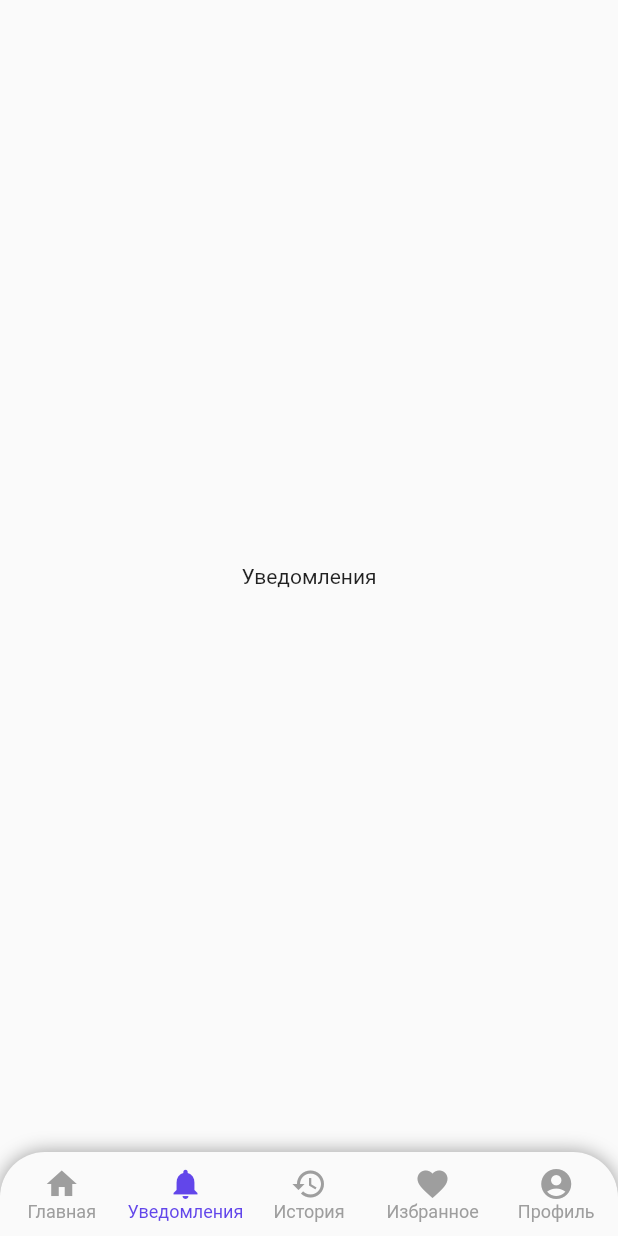
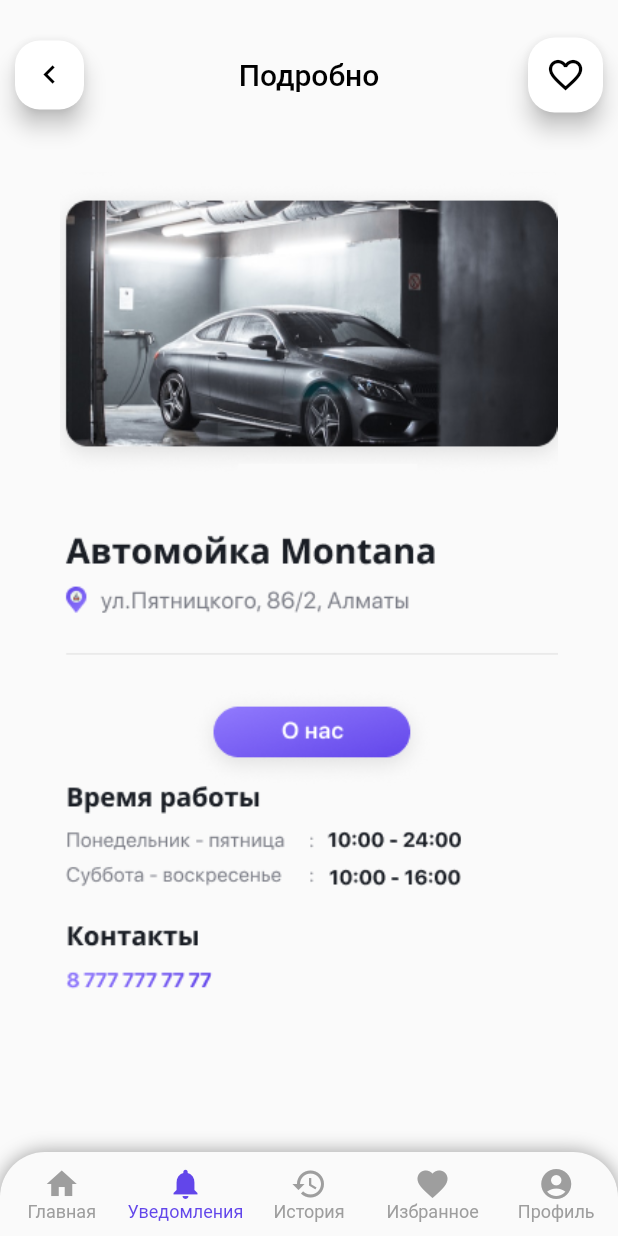
Before and after one commit to dimashkairolda/kutpekz, a Flutter app: the HomeScreen screen opened directly, item 2 of the bottom bar chosen, on a phone screen of 412 x 824 dp. Run offline on Flutter 3.47's test engine with Material 2 defaults, Android fonts, the phone set to English and light mode, and no system bars; our stand-ins replace cloud_firestore, firebase_auth, firebase_core, firebase_storage, image_picker, material_floating_search_bar and 2 more; missing offline and left inert: dgis_flutter, image_to_byte; accounts and stored records are empty.

```diff
--- a/lib/home_page.dart
+++ b/lib/home_page.dart
@@ -2,6 +2,7 @@ import 'package:flutter/material.dart';
 import 'package:kutpekz/auth_provider.dart';
 import 'package:kutpekz/pages/bottom_nav/profile_page.dart';
 import 'package:kutpekz/pages/map_page.dart';
+import 'package:kutpekz/pages/washservice.dart';
 import 'package:material_floating_search_bar/material_floating_search_bar.dart';
 import 'package:provider/provider.dart';
 import 'package:kutpekz/pages/history_page.dart';
@@ -25,7 +26,7 @@ class _HomeScreenState extends State<HomeScreen> {
 
   final List  _pages = [
     MapPage(),
-    Text("Уведомления"),
+    washservice(),
     History(),
     Text("Избранное"),
     ProfilePage(),
--- a/lib/main.dart
+++ b/lib/main.dart
@@ -9,6 +9,7 @@ import 'package:kutpekz/pages/onboard_pages/onboard_page_2.dart';
 import 'package:kutpekz/pages/onboard_pages/onboard_page_3.dart';
 import 'package:kutpekz/pages/signup_page.dart';
 import 'package:kutpekz/pages/password_reset_page.dart';
+import 'package:kutpekz/pages/washservice.dart';
 import 'package:provider/provider.dart';
 
 // TODO if sms expired go to register page -> bug after which otp page doesn't show up
@@ -57,6 +58,7 @@ class MyApp extends StatelessWidget{
         '/profile_edit': (context) => const ProfileEdit(),
         '/language_edit': (context) => const Language_edit(),
         '/profile_page':(context)=> const ProfileEdit(),
+        '/washservice':(context)=> const washservice(),
       },
     );
 
--- /dev/null
+++ b/lib/pages/washservice.dart
@@ -0,0 +1,54 @@
+import 'package:flutter/material.dart';
+class washservice extends StatelessWidget {
+  const washservice({Key? key}) : super(key: key);
+
+  @override
+  Widget build(BuildContext context) {
+    return Scaffold(
+      appBar: AppBar(
+        title: Text('Подробно'),
+        toolbarHeight: 100  ,
+        backgroundColor: Colors.transparent, elevation: 0,
+        foregroundColor: Colors.black,
+        automaticallyImplyLeading: false,
+        centerTitle: true,
+        leading:
+        Container(height: 100.0,
+          width: 100.0,
+          margin: EdgeInsets.only(left: 10),
+          child: FittedBox(
+            child: FloatingActionButton( onPressed: () {
+            },
+              shape: RoundedRectangleBorder(
+                borderRadius: BorderRadius.circular(20),
+              ),
+              child: Icon(Icons.chevron_left, size: 30, color: Colors.black,),
+              backgroundColor: Colors.white,),
+          ),
+        ),
+        actions: [
+          Container(height: 50.0,
+            width: 50.0,
+            margin: EdgeInsets.only(right: 10),
+
+            child: FittedBox(
+              child: FloatingActionButton( onPressed: () {
+              },
+                shape: RoundedRectangleBorder(
+                  borderRadius: BorderRadius.circular(20),
+                ),
+                child: Icon(Icons.favorite_border, size: 30, color: Colors.black,),
+                backgroundColor: Colors.white,),
+            ),
+          ),
+        ],
+
+      ),
+      body:Image.asset('assets/Frame_208.png',width: 500,),
+
+
+
+
+    );
+  }
+}
--- a/pubspec.yaml
+++ b/pubspec.yaml
@@ -84,7 +84,7 @@ flutter:
      - assets/Signup.png
      - assets/pin_drop.png
      - assets/position.png
-     - assets/
+     - assets/Frame_208.png
 
   # An image asset can refer to one or more resolution-specific "variants", see
   # https://flutter.dev/assets-and-images/#resolution-aware
```
Also changed, not shown: assets/Frame_208.png (added), pubspec.lock.
